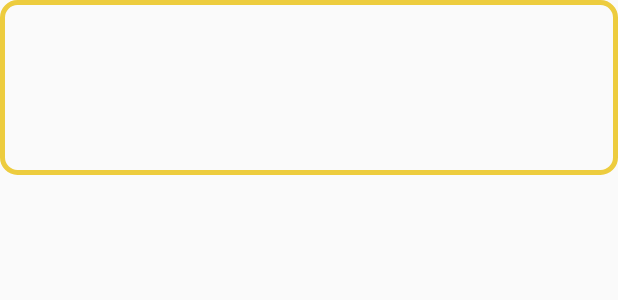
After one commit to guangchiguangchi/little-bee-android, an Android app: the layout liv_task_item.xml on its own in the app's theme, with its tools: preview values and no code run, on a phone screen of 412 x 824 dp. The commit adds this screen. Shown: the top 300 px of the screen. Run offline under Robolectric (Android 15) with nearby library versions, the phone set to English and light mode, and no system bars.

Commit message:
任务列表搞定。。

```diff
--- a/app/src/main/java/com/guangchiguangchi/little_bee_android/common/config/AppConfig.java
+++ b/app/src/main/java/com/guangchiguangchi/little_bee_android/common/config/AppConfig.java
@@ -11,7 +11,7 @@ public class AppConfig {
     /**
      * 服务器IP地址
      */
-    public static String WEB_IP = "192.168.1.102";
+    public static String WEB_IP = "192.168.1.106";
 
     /**
      * java后台ip
--- a/app/src/main/java/com/guangchiguangchi/little_bee_android/store/analysis/AUser.java
+++ b/app/src/main/java/com/guangchiguangchi/little_bee_android/store/analysis/AUser.java
@@ -7,8 +7,8 @@ import com.guangchiguangchi.little_bee_android.store.web.WUser;
 import org.json.JSONObject;
 
 /**
+ * 用户   登陆
  * Created by jiweibo on 15/7/10.
- * 用户   登陆
  */
 public class AUser extends ABase{
 
--- /dev/null
+++ b/app/src/main/res/drawable/x_liv_frame_color.xml
@@ -0,0 +1,7 @@
+<?xml version="1.0" encoding="utf-8"?>
+<shape xmlns:android="http://schemas.android.com/apk/res/android">
+    <corners android:radius="10dp"/>
+    <stroke
+        android:color="@color/bee_color"
+        android:width="3dp"/>
+</shape>
--- /dev/null
+++ b/app/src/main/res/layout/liv_task_item.xml
@@ -0,0 +1,50 @@
+<?xml version="1.0" encoding="utf-8"?>
+<LinearLayout xmlns:android="http://schemas.android.com/apk/res/android"
+    android:layout_width="match_parent"
+    android:layout_height="match_parent"
+    android:gravity="center_horizontal"
+    android:orientation="vertical">
+
+    <LinearLayout
+        android:layout_width="fill_parent"
+        android:layout_height="wrap_content"
+        android:gravity="center_horizontal"
+        android:layout_marginBottom="10dp"
+        android:padding="10dp"
+        android:background="@drawable/x_liv_frame_color"
+        android:orientation="vertical">
+
+        <TextView
+            android:id="@+id/lis_item_id"
+            android:layout_width="fill_parent"
+            android:layout_height="wrap_content"
+            android:text="" />
+
+        <TextView
+            android:id="@+id/lis_item_project"
+            android:layout_width="fill_parent"
+            android:layout_height="wrap_content"
+            android:text="" />
+
+        <TextView
+            android:id="@+id/lis_item_title"
+            android:layout_width="fill_parent"
+            android:layout_height="wrap_content"
+            android:text="" />
+
+        <TextView
+            android:id="@+id/lis_item_spendtime"
+            android:layout_width="fill_parent"
+            android:layout_height="wrap_content"
+            android:text="" />
+
+        <TextView
+            android:id="@+id/lis_item_content"
+            android:layout_width="fill_parent"
+            android:layout_height="wrap_content"
+            android:text="" />
+
+    </LinearLayout>
+
+
+</LinearLayout>
```
Also changed, not shown: app/src/main/java/com/guangchiguangchi/little_bee_android/Activitys/base/AppCompatActBase.java (added, +123 -0 lines), app/src/main/java/com/guangchiguangchi/little_bee_android/Activitys/main/MainActivity.java (+68 -9 lines), app/src/main/java/com/guangchiguangchi/little_bee_android/store/analysis/ATask.java (added, +59 -0 lines), app/src/main/java/com/guangchiguangchi/little_bee_android/store/web/WTask.java (added, +26 -0 lines), app/src/main/res/layout/content_main.xml (+14 -6 lines).
